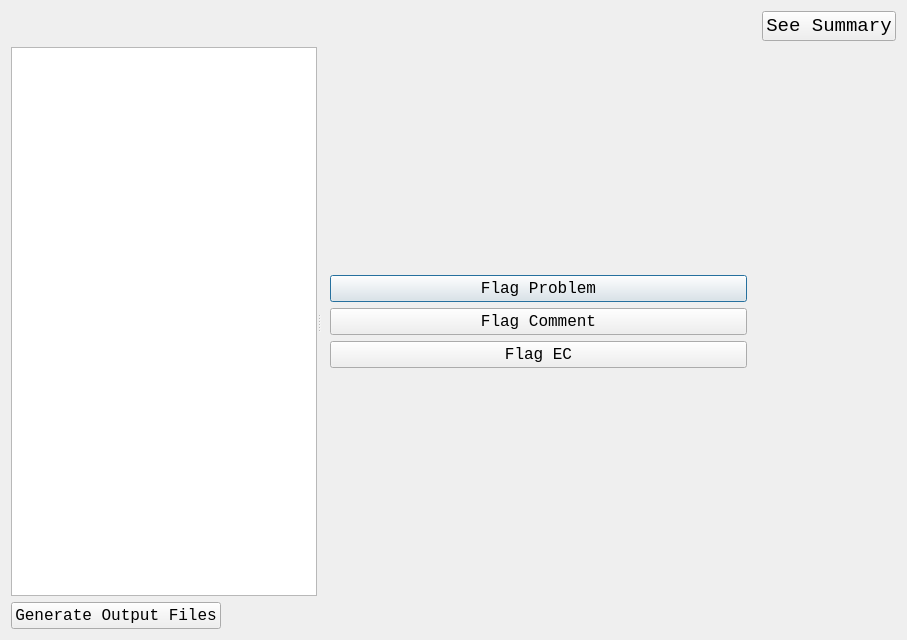
First picture: the form in GAUI/gradingsession.ui, repository ezfe/grading-assistant-cs205, before the edit.
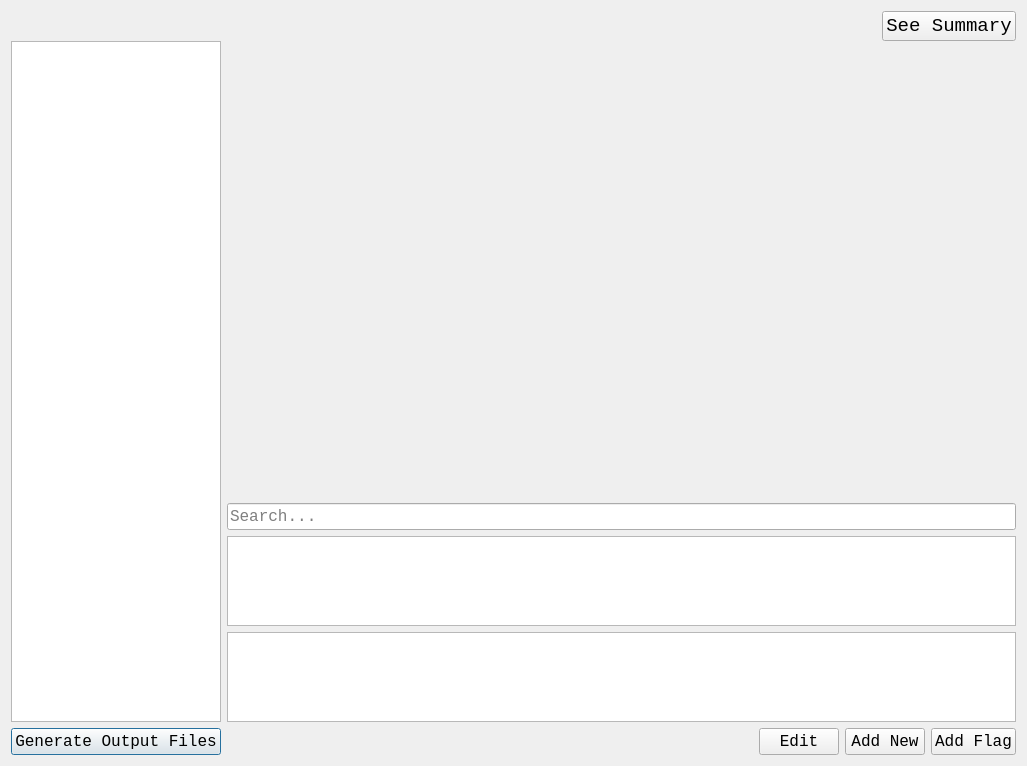
Second picture: the form after the edit.

Commit message:
Set up tab widgets + stacked widget for grading session
-each tab widget has a code edit
-currently all tab widgets have the same code,
but functionality available for having different code

Patch:
```diff
--- a/GAUI/gradingsession.ui
+++ b/GAUI/gradingsession.ui
@@ -6,16 +6,35 @@
    <rect>
     <x>0</x>
     <y>0</y>
-    <width>907</width>
-    <height>640</height>
+    <width>1027</width>
+    <height>766</height>
    </rect>
   </property>
   <property name="windowTitle">
    <string>Dialog</string>
   </property>
+  <property name="sizeGripEnabled">
+   <bool>false</bool>
+  </property>
   <layout class="QGridLayout" name="gridLayout">
    <item row="0" column="0">
+    <layout class="QHBoxLayout" name="horizontalLayout_2">
+     <item>
+      <layout class="QVBoxLayout" name="verticalLayout">
+       <item>
     <widget class="QLabel" name="currentStudentName">
+         <property name="sizePolicy">
+          <sizepolicy hsizetype="Maximum" vsizetype="Preferred">
+           <horstretch>0</horstretch>
+           <verstretch>0</verstretch>
+          </sizepolicy>
+         </property>
+         <property name="maximumSize">
+          <size>
+           <width>250</width>
+           <height>16777215</height>
+          </size>
+         </property>
      <property name="font">
       <font>
        <family>Monospace</family>
@@ -27,12 +46,26 @@
      </property>
     </widget>
    </item>
-   <item row="1" column="0">
-    <widget class="QSplitter" name="splitter">
-     <property name="orientation">
-      <enum>Qt::Horizontal</enum>
-     </property>
+       <item>
      <widget class="QListWidget" name="studentsToGrade">
+         <property name="sizePolicy">
+          <sizepolicy hsizetype="Maximum" vsizetype="Expanding">
+           <horstretch>0</horstretch>
+           <verstretch>0</verstretch>
+          </sizepolicy>
+         </property>
+         <property name="maximumSize">
+          <size>
+           <width>250</width>
+           <height>16777215</height>
+          </size>
+         </property>
+         <property name="font">
+          <font>
+           <family>Monospace</family>
+           <pointsize>12</pointsize>
+          </font>
+         </property>
       <property name="sizeAdjustPolicy">
        <enum>QAbstractScrollArea::AdjustToContents</enum>
       </property>
@@ -40,63 +73,21 @@
        <enum>QListView::Fixed</enum>
       </property>
      </widget>
-     <widget class="QStackedWidget" name="stackedWidget">
-      <property name="currentIndex">
-       <number>0</number>
-      </property>
-      <widget class="QWidget" name="page">
-       <layout class="QGridLayout" name="gridLayout_2">
-        <item row="0" column="0">
-         <layout class="QVBoxLayout" name="verticalLayout">
-          <item>
-           <widget class="QPushButton" name="flagErrorButton">
-            <property name="font">
-             <font>
-              <family>Monospace</family>
-              <pointsize>12</pointsize>
-             </font>
-            </property>
-            <property name="text">
-             <string>Flag Problem</string>
-            </property>
-           </widget>
           </item>
           <item>
-           <widget class="QPushButton" name="flagCommentButton">
-            <property name="font">
-             <font>
-              <family>Monospace</family>
-              <pointsize>12</pointsize>
-             </font>
-            </property>
-            <property name="text">
-             <string>Flag Comment</string>
-            </property>
-           </widget>
-          </item>
-          <item>
-           <widget class="QPushButton" name="flagECButton">
-            <property name="font">
-             <font>
-              <family>Monospace</family>
-              <pointsize>12</pointsize>
-             </font>
-            </property>
-            <property name="text">
-             <string>Flag EC</string>
-            </property>
-           </widget>
-          </item>
-         </layout>
-        </item>
-       </layout>
-      </widget>
-      <widget class="QWidget" name="page_2"/>
-     </widget>
-    </widget>
-   </item>
-   <item row="2" column="0" alignment="Qt::AlignLeft">
     <widget class="QPushButton" name="generateOutputButton">
+         <property name="sizePolicy">
+          <sizepolicy hsizetype="Maximum" vsizetype="Fixed">
+           <horstretch>0</horstretch>
+           <verstretch>0</verstretch>
+          </sizepolicy>
+         </property>
+         <property name="maximumSize">
+          <size>
+           <width>250</width>
+           <height>16777215</height>
+          </size>
+         </property>
      <property name="font">
       <font>
        <family>Monospace</family>
@@ -108,7 +99,11 @@
      </property>
     </widget>
    </item>
-   <item row="0" column="1">
+      </layout>
+     </item>
+     <item>
+      <layout class="QVBoxLayout" name="verticalLayout_2">
+       <item alignment="Qt::AlignRight">
     <widget class="QPushButton" name="readyToGradeButton">
      <property name="font">
       <font>
@@ -121,6 +116,104 @@
      </property>
     </widget>
    </item>
+       <item>
+        <widget class="QStackedWidget" name="stackedWidget">
+         <property name="sizePolicy">
+          <sizepolicy hsizetype="Minimum" vsizetype="Minimum">
+           <horstretch>0</horstretch>
+           <verstretch>0</verstretch>
+          </sizepolicy>
+         </property>
+         <property name="minimumSize">
+          <size>
+           <width>0</width>
+           <height>450</height>
+          </size>
+         </property>
+         <property name="currentIndex">
+          <number>-1</number>
+         </property>
+        </widget>
+       </item>
+       <item>
+        <widget class="QLineEdit" name="searchBox">
+         <property name="font">
+          <font>
+           <family>Monospace</family>
+           <pointsize>12</pointsize>
+          </font>
+         </property>
+         <property name="placeholderText">
+          <string>Search...</string>
+         </property>
+        </widget>
+       </item>
+       <item>
+        <widget class="QListWidget" name="annotationList"/>
+       </item>
+       <item>
+        <widget class="QTextEdit" name="previewEdit"/>
+       </item>
+       <item>
+        <layout class="QHBoxLayout" name="horizontalLayout">
+         <item>
+          <spacer name="horizontalSpacer">
+           <property name="orientation">
+            <enum>Qt::Horizontal</enum>
+           </property>
+           <property name="sizeHint" stdset="0">
+            <size>
+             <width>40</width>
+             <height>20</height>
+            </size>
+           </property>
+          </spacer>
+         </item>
+         <item>
+          <widget class="QPushButton" name="pushButton">
+           <property name="font">
+            <font>
+             <family>Monospace</family>
+             <pointsize>12</pointsize>
+            </font>
+           </property>
+           <property name="text">
+            <string>Edit</string>
+           </property>
+          </widget>
+         </item>
+         <item>
+          <widget class="QPushButton" name="addNewButton">
+           <property name="font">
+            <font>
+             <family>Monospace</family>
+             <pointsize>12</pointsize>
+            </font>
+           </property>
+           <property name="text">
+            <string>Add New</string>
+           </property>
+          </widget>
+         </item>
+         <item>
+          <widget class="QPushButton" name="flagButton">
+           <property name="font">
+            <font>
+             <family>Monospace</family>
+             <pointsize>12</pointsize>
+            </font>
+           </property>
+           <property name="text">
+            <string>Add Flag</string>
+           </property>
+          </widget>
+         </item>
+        </layout>
+       </item>
+      </layout>
+     </item>
+    </layout>
+   </item>
   </layout>
   <zorder>readyToGradeButton</zorder>
   <zorder>splitter</zorder>
```
Left out of the diff: 11 changed lines with no effect on the pictures. Lines whose indentation alone changed are shown as unchanged. The commit also changes 7 other files.
